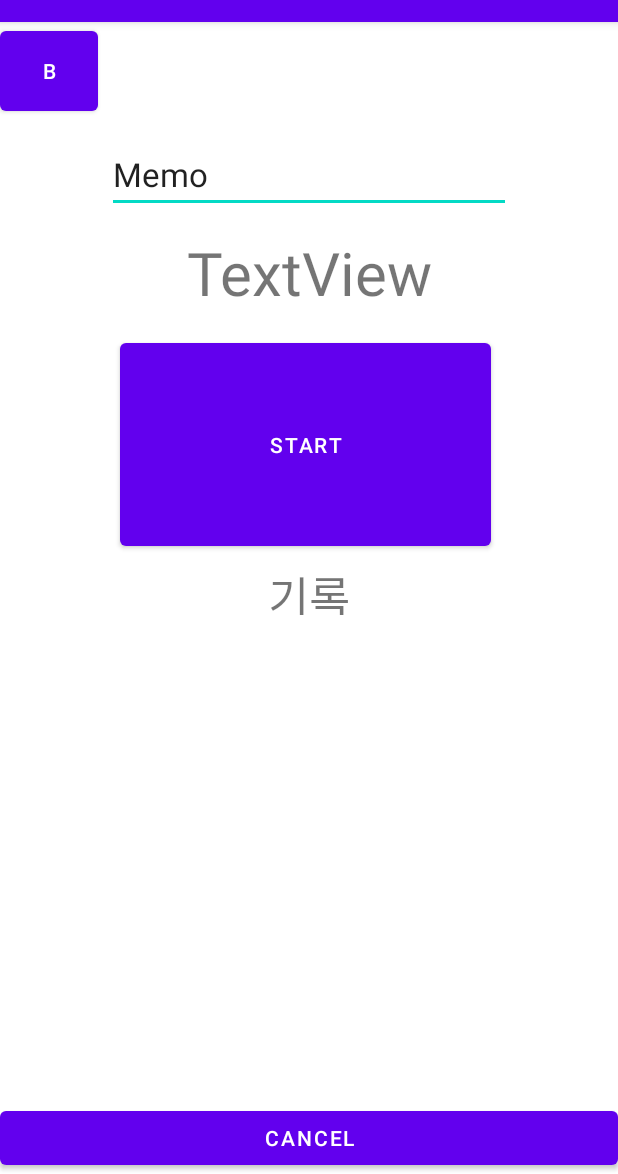
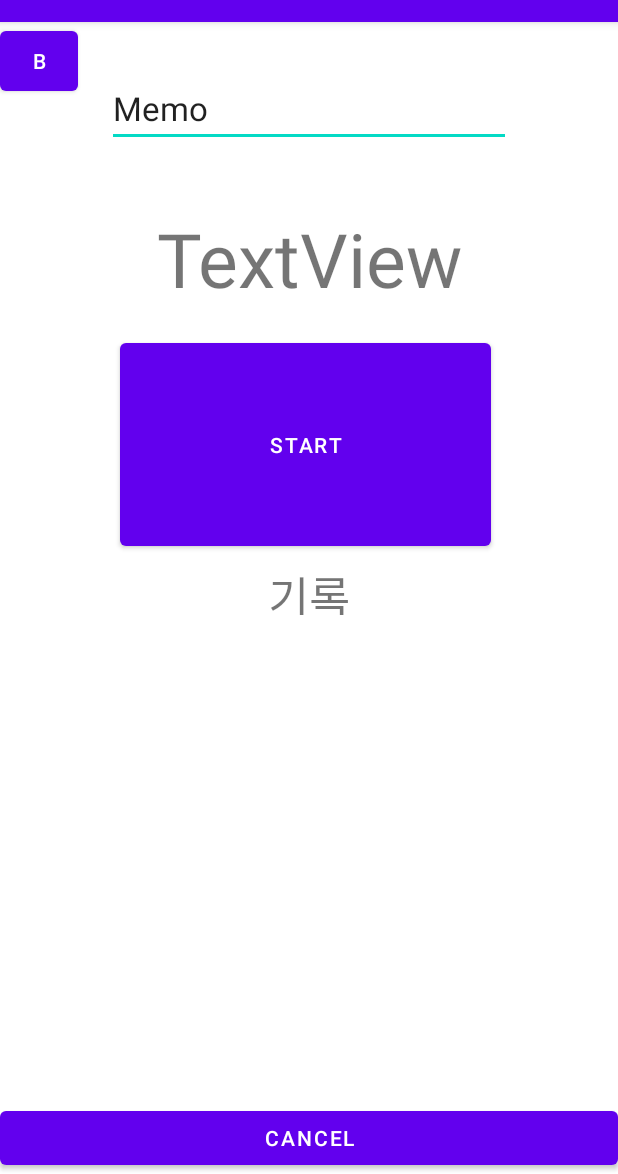
Before and after one commit to xe1230/Cheina, an Android app: the Act_execute screen opened directly, with no data from a screen before it, on a phone screen of 412 x 824 dp, the part 62-1236 px from its top. Run offline under Robolectric (Android 15) with nearby library versions, the phone set to English and light mode, and no system bars.

Commit message:
231224 layout should be changed to line and date data and creating table fucntion(for LC, RC) should be added in database, keyboard bug was repaird

```diff
--- a/app/src/main/res/layout/frm_execute.xml
+++ b/app/src/main/res/layout/frm_execute.xml
@@ -11,8 +11,8 @@
 
     <Button
         android:id="@+id/btn_Back"
-        android:layout_width="65dp"
-        android:layout_height="65dp"
+        android:layout_width="52dp"
+        android:layout_height="52dp"
         android:onClick="btn_Back_onClick"
         android:text="B"
         app:layout_constraintStart_toStartOf="parent"
@@ -22,14 +22,14 @@
     <TextView
         android:id="@+id/timeView"
         android:layout_width="match_parent"
-        android:layout_height="60dp"
-        android:layout_marginTop="140dp"
+        android:layout_height="65dp"
+        android:layout_marginTop="124dp"
         android:text="TextView"
 
         android:textAlignment="center"
-        android:textSize="40sp"
+        android:textSize="50sp"
         app:layout_constraintEnd_toEndOf="parent"
-        app:layout_constraintHorizontal_bias="0.497"
+        app:layout_constraintHorizontal_bias="0.0"
         app:layout_constraintStart_toStartOf="parent"
         app:layout_constraintTop_toTopOf="parent" />
 
@@ -60,7 +60,7 @@
         android:id="@+id/edit_Title"
         android:layout_width="269dp"
         android:layout_height="51dp"
-        android:layout_marginTop="76dp"
+        android:layout_marginTop="32dp"
         android:text="Memo"
         android:textSize="22dp"
         app:layout_constraintEnd_toEndOf="parent"
--- a/app/src/main/res/layout/listview_item.xml
+++ b/app/src/main/res/layout/listview_item.xml
@@ -17,11 +17,11 @@
     <!--  리스트뷰 아이템 내용 'Title'  -->
     <TextView
         android:id="@+id/listitem_tiem"
-        android:layout_width="1dp"
+        android:layout_width="10dp"
         android:layout_height="match_parent"
         android:layout_weight="2"
         android:gravity="center_vertical"
-        android:text="00:00"
+        android:text="00:00.00"
         android:textSize="20sp" />
 
     <TextView
```
Also changed, not shown: app/src/main/java/com/example/chelina/Act_execute.java (+15 -9 lines), 2 other files.
